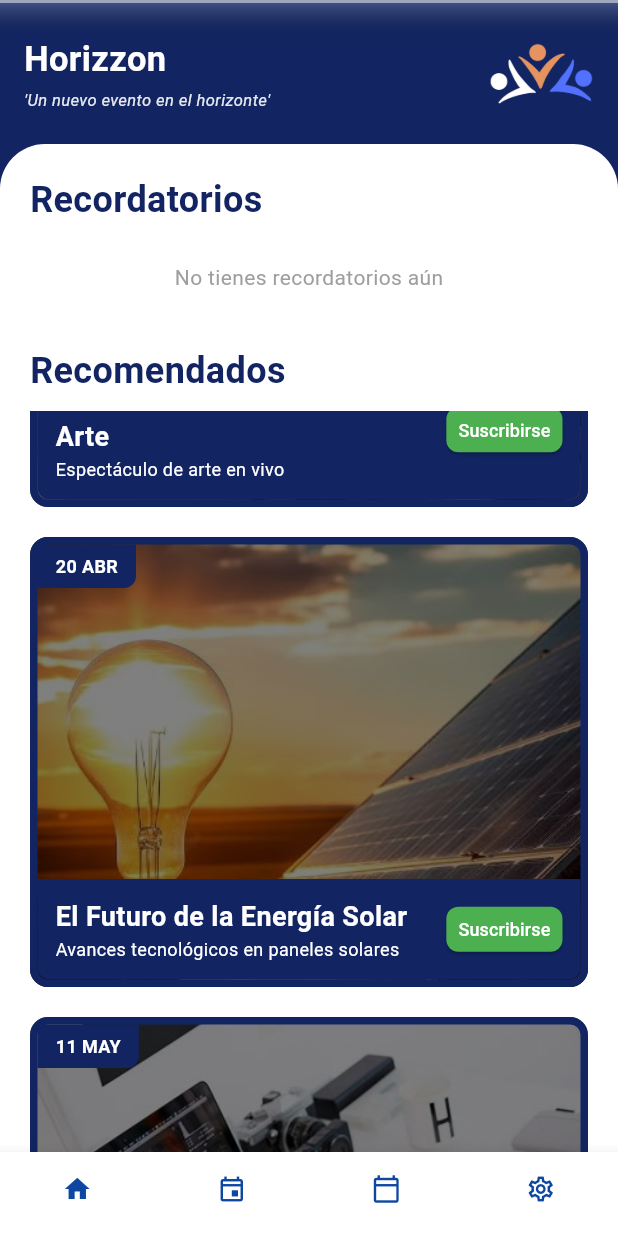
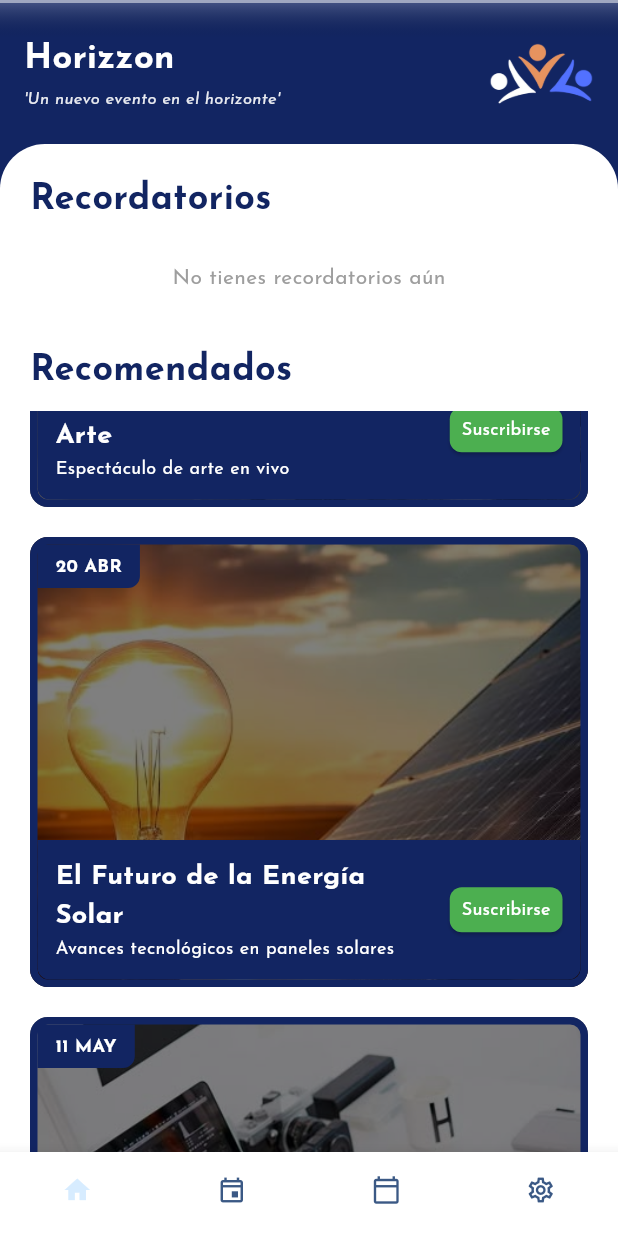
Before and after one commit to mcamilagomez/Horizzon, a Flutter app: the screen it shows after launch, scrolled down 576 dp, on a phone screen of 412 x 824 dp. Run offline on Flutter 3.47's test engine with Material 3 defaults, Android fonts, the phone set to English and light mode, and no system bars; our stand-ins replace get, google_fonts.

Commit message:
font lista

```diff
--- a/lib/ui/my_app.dart
+++ b/lib/ui/my_app.dart
@@ -1,6 +1,6 @@
-// ui/my_app.dart
 import 'package:flutter/material.dart';
 import 'package:get/get.dart';
+import 'package:google_fonts/google_fonts.dart'; // Asegúrate de tener esta importación
 import 'package:horizzon/domain/entities/master.dart';
 import 'package:horizzon/domain/entities/user.dart';
 import 'pages/home.dart';
@@ -30,6 +30,20 @@ class MyApp extends StatelessWidget {
       transitionDuration: Duration.zero,
       theme: ThemeData(
         primarySwatch: Colors.blue,
+        // Aplicar Josefin Sans a todo el TextTheme
+        textTheme: GoogleFonts.josefinSansTextTheme(
+          Theme.of(context).textTheme,
+        ),
+        // Personalización adicional para componentes específicos
+        appBarTheme: AppBarTheme(
+          titleTextStyle: GoogleFonts.josefinSans(
+            fontSize: 20,
+            fontWeight: FontWeight.w600,
+          ),
+        ),
+        buttonTheme: ButtonThemeData(
+          textTheme: ButtonTextTheme.primary,
+        ),
       ),
       initialRoute: '/home',
       getPages: [
--- a/lib/ui/widgets/bottom_nav_bar.dart
+++ b/lib/ui/widgets/bottom_nav_bar.dart
@@ -14,8 +14,8 @@ class BottomNavBar extends StatelessWidget {
       onTap: controller.changePage,
       type: BottomNavigationBarType.fixed,
       backgroundColor: Colors.white,
-      selectedItemColor: Colors.blue[900],
-      unselectedItemColor: Colors.blue[900],
+      selectedItemColor: const Color.fromARGB(255, 215, 236, 255), // Azul claro
+      unselectedItemColor: const Color.fromARGB(255, 59, 89, 133),
       showSelectedLabels: false,
       showUnselectedLabels: false,
       iconSize: 24,
--- a/lib/ui/widgets/top_nav_bar.dart
+++ b/lib/ui/widgets/top_nav_bar.dart
@@ -12,7 +12,7 @@ class TopNavBar extends StatelessWidget {
     super.key,
     required this.mainTitle,
     this.subtitle,
-    this.baseColor = const Color(0xFF1976D2),
+    this.baseColor = const Color.fromARGB(255, 63, 181, 255),
     this.shineIntensity = 0.15,
     this.imagePath = 'assets/images/logo.png',
     this.imageSize = 70.0,
--- a/pubspec.yaml
+++ b/pubspec.yaml
@@ -31,6 +31,7 @@ dependencies:
   flutter:
     sdk: flutter
   get: ^4.6.5
+  google_fonts: ^6.2.1
   shared_preferences: ^2.0.15
   intl: ^0.18.1
   # The following adds the Cupertino Icons font to your application.
```
Also changed, not shown: pubspec.lock.
